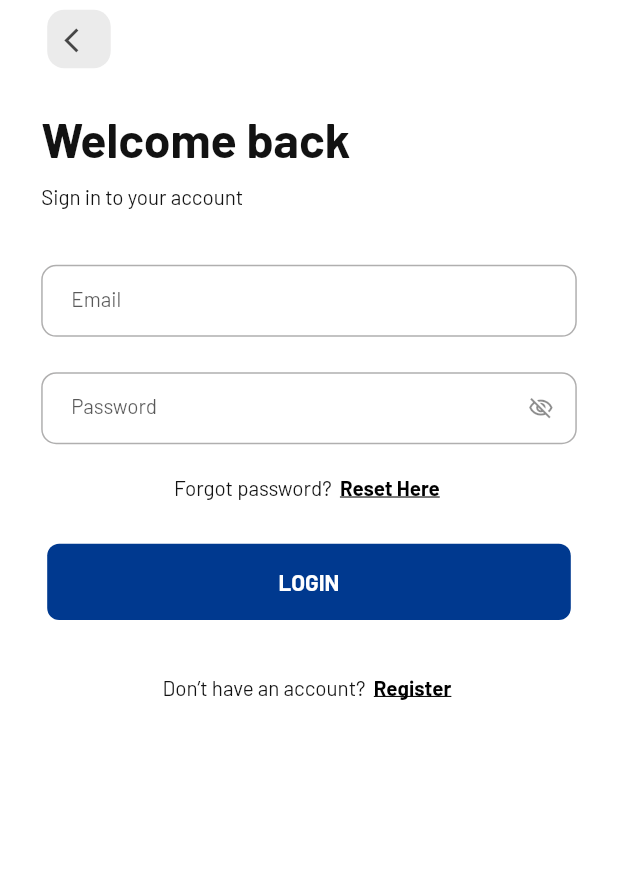
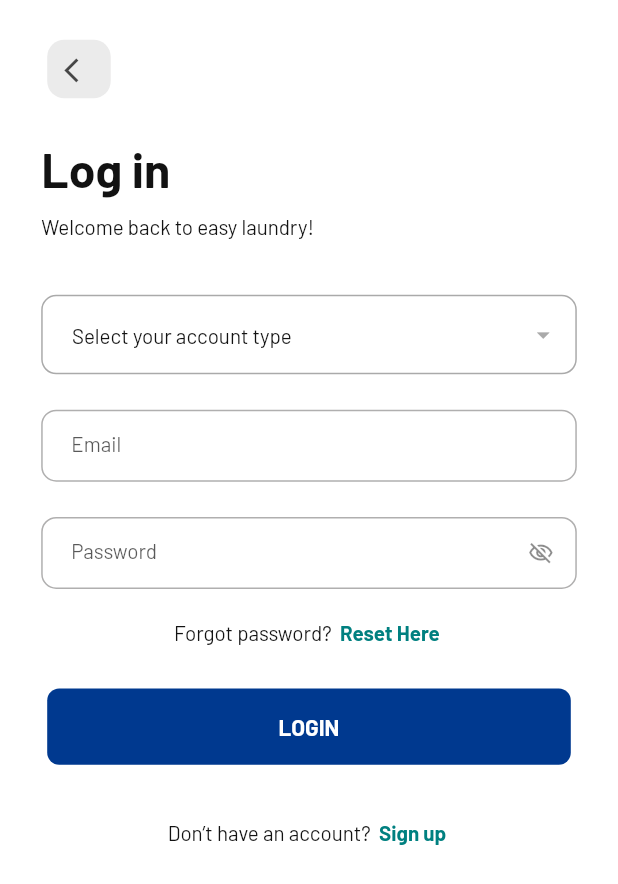
Before and after one commit to ozuem-liam/bubbles_mobilefrontend, a Flutter app: the screen it shows after launch, after a tap on "Login", on a phone screen of 412 x 824 dp. Shown: the top 884 px of the screen. Run offline on Flutter 3.47's test engine with Material 2 defaults, Android fonts, the phone set to English and light mode, and no system bars; drawn by our look-alikes of loader_overlay; our stand-ins replace dio, flutter_riverpod, flutter_screenutil, flutter_spinkit, flutter_svg, fluttertoast and 6 more.

Commit message:
login section completed

```diff
--- a/lib/features/customer/views/authentication/login.dart
+++ b/lib/features/customer/views/authentication/login.dart
@@ -1,6 +1,7 @@
 import 'package:bubbles/features/customer/providers/customer_auth_providers.dart';
 import 'package:bubbles/features/customer/viewModels/customer_auth_vm.dart';
 import 'package:bubbles/features/customer/views/authentication/widgets/custom_top_widget.dart';
+import 'package:bubbles/widgets/custom_appbar.dart';
 import 'package:flutter/services.dart';
 import 'package:bubbles/style/appColors.dart';
 import 'package:bubbles/utils/constvalues.dart';
@@ -17,27 +18,82 @@ import 'package:flutter_screenutil/flutter_screenutil.dart';
 // ignore: depend_on_referenced_packages
 import 'package:get/get.dart';
 
+var selectUserTypeProvider = StateProvider.autoDispose<String>((ref) => '');
+
 class LoginPage extends ConsumerWidget {
   LoginPage({super.key});
   final formKey = GlobalKey<FormState>();
   final emailController = TextEditingController();
   final passwordController = TextEditingController();
+  final userTypeController = TextEditingController();
+
   @override
   Widget build(BuildContext context, WidgetRef ref) {
     var authViewModel = ref.watch(customerAuthViewModelProvider);
+    String stateValue = ref.watch(selectUserTypeProvider);
+    var toggleValue = ref.read(selectUserTypeProvider.notifier);
 
-    return Scaffold(
-      body: Stack(
+    Widget userTypeFieldWidget(
+        {required BuildContext context,
+        required CustomerAuthViewModel authViewModel}) {
+      return PopupMenuButton<String>(
+        clipBehavior: Clip.hardEdge,
+        shape:
+            RoundedRectangleBorder(borderRadius: BorderRadius.circular(10.r)),
+        position: PopupMenuPosition.under,
+        constraints: BoxConstraints(
+          minWidth: MediaQuery.sizeOf(context).width - 50.w,
+          maxWidth: MediaQuery.sizeOf(context).width - 50.w,
+        ),
+        child: Container(
+          height: 45.h,
+          width: MediaQuery.sizeOf(context).width,
+          decoration: BoxDecoration(
+              border: Border.all(color: AppColors.gray, width: 1),
+              borderRadius: BorderRadius.circular(10)),
+          child: Padding(
+            padding: EdgeInsets.only(top: 0, left: 17.w, right: 10.w),
+            child: Row(
+              mainAxisAlignment: MainAxisAlignment.spaceBetween,
               children: [
-          const CustomTopWidget(
-              title: "Welcome back",
-              subtitle: "Sign in to your account",
-              isBack: true),
-          Padding(
-            padding: EdgeInsets.only(top: customTopBarPadding.h),
-            child: loginForm(context: context, authViewModel: authViewModel),
+                Text(
+                  stateValue == '' ? 'Select your account type' : stateValue,
+                  style: stateValue == ''
+                      ? Theme.of(context)
+                          .primaryTextTheme
+                          .headlineMedium
+                          ?.copyWith(
+                            fontSize: 12.sp,
+                            fontWeight: FontWeight.w400,
+                          )
+                      : Theme.of(context)
+                          .primaryTextTheme
+                          .headlineMedium!
+                          .copyWith(
+                              fontSize: 12.sp, fontWeight: FontWeight.w400),
                 ),
+                const Icon(
+                  Icons.arrow_drop_down,
+                  size: 20,
+                  color: AppColors.gray,
+                )
               ],
+            ),
+          ),
+        ),
+        onSelected: (String result) {},
+        itemBuilder: (BuildContext context) => List.generate(
+          authViewModel.userType().length,
+          (index) => PopupMenuItem<String>(
+            value: authViewModel.userType()[index]['user'],
+            onTap: () {
+              toggleValue.state = authViewModel.userType()[index]['user'];
+            },
+            child: Text(
+              authViewModel.userType()[index]['user'],
+              style: Theme.of(context).primaryTextTheme.headlineMedium,
+            ),
+          ),
         ),
       );
     }
@@ -55,6 +111,11 @@ class LoginPage extends ConsumerWidget {
             children: [
               SizedBox(
                 height: 50.h,
+              ),
+              userTypeFieldWidget(
+                  context: context, authViewModel: authViewModel),
+              SizedBox(
+                height: 20.h,
               ),
               CustomField(
                 headtext: "Email",
@@ -95,9 +156,9 @@ class LoginPage extends ConsumerWidget {
                 child: WordsButton(
                     firstTextSize: 12.sp,
                     secondTextSize: 12.sp,
-                  secondTextColor: AppColors.black,
+                    secondTextColor: AppColors.secondary,
                     fontWeight2: FontWeight.bold,
-                  underline: TextDecoration.underline,
+                    //underline: TextDecoration.underline,
                     textHeight: 2,
                     onTap: () {
                       Get.to(() => SendEmailOTP(
@@ -108,7 +169,7 @@ class LoginPage extends ConsumerWidget {
                             },
                             title: "Forgot password",
                             subTitle:
-                              "Enter your email account to reset password",
+                                "Don’t worry, we’ll help you reset it.",
                           ));
                     },
                     firstText: "Forgot password?",
@@ -138,19 +199,36 @@ class LoginPage extends ConsumerWidget {
                 child: WordsButton(
                     firstTextSize: 12.sp,
                     secondTextSize: 12.sp,
-                  secondTextColor: AppColors.black,
+                    secondTextColor: AppColors.secondary,
                     fontWeight2: FontWeight.bold,
-                  underline: TextDecoration.underline,
+                    //underline: TextDecoration.underline,
                     textHeight: 2,
                     onTap: () {
                       Get.to(() => const SelectUserType());
                     },
                     firstText: "Don’t have an account?",
-                  secondText: "Register"),
+                    secondText: "Sign up"),
               )
             ],
           ),
         ),
       );
     }
+
+    return Scaffold(
+      appBar: customAppBar(),
+      body: Stack(
+        children: [
+          const CustomTopWidget(
+              title: "Log in",
+              subtitle: "Welcome back to easy laundry!",
+              isBack: true),
+          Padding(
+            padding: EdgeInsets.only(top: customTopBarPadding.h),
+            child: loginForm(context: context, authViewModel: authViewModel),
+          ),
+        ],
+      ),
+    );
   }
+}
--- a/lib/features/customer/views/authentication/password/reset_password.dart
+++ b/lib/features/customer/views/authentication/password/reset_password.dart
@@ -1,6 +1,7 @@
 import 'package:bubbles/features/customer/providers/customer_auth_providers.dart';
 import 'package:bubbles/features/customer/viewModels/customer_auth_vm.dart';
 import 'package:bubbles/features/customer/views/authentication/widgets/custom_top_widget.dart';
+import 'package:bubbles/widgets/custom_appbar.dart';
 import 'package:flutter/services.dart';
 import 'package:bubbles/utils/constvalues.dart';
 import 'package:bubbles/widgets/confirmation_screen.dart';
@@ -24,6 +25,7 @@ class ResetPasswordPage extends ConsumerWidget {
   Widget build(BuildContext context, WidgetRef ref) {
     var authViewModel = ref.watch(customerAuthViewModelProvider);
     return Scaffold(
+      appBar: customAppBar(),
       body: Stack(
         children: [
           const CustomTopWidget(
--- a/lib/onboarding/stepper_screen.dart
+++ b/lib/onboarding/stepper_screen.dart
@@ -26,7 +26,7 @@ class StepperScreen extends ConsumerWidget {
             const EdgeInsets.symmetric(horizontal: generalHorizontalPadding),
         physics: const BouncingScrollPhysics(),
         children: [
-          SizedBox(height: 50.h),
+          SizedBox(height: 20.h),
           const AppLogoWidget(),
           SizedBox(height: 20.h),
           Text(
--- a/lib/style/theme.dart
+++ b/lib/style/theme.dart
@@ -295,6 +295,9 @@ class ThemeProvider extends ChangeNotifier {
         color: Colors.transparent,
         iconTheme: IconThemeData(color: Colors.black),
       ),
+      // popupMenuTheme: PopupMenuThemeData(
+
+      // ),
       textTheme: TextTheme(
         headlineSmall: const TextStyle().copyWith(
           fontFamily: 'Poppins',
```
Also changed, not shown: lib/features/customer/viewModels/customer_auth_vm.dart (+18 -7 lines), lib/features/customer/views/authentication/OTP/send_email_otp.dart (+34 -8 lines), lib/features/customer/views/home/notifications_page.dart (+4 -3 lines), lib/widgets/app_bar.dart (+24 -24 lines). Lines whose indentation alone changed are shown as unchanged.
